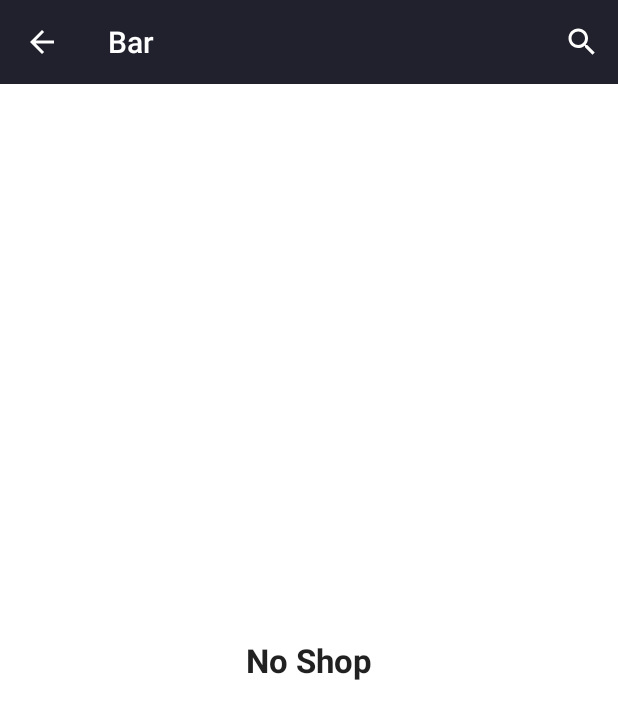
After one commit to win-than-htike/Myanmar-Night-Life, an Android app: the fragment SearchFragment placed in its activity, on a phone screen of 412 x 824 dp. The commit adds this screen. Shown: the top 719 px of the screen. Run offline under Robolectric (Android 15) with nearby library versions, the phone set to English and light mode, and no system bars; our stand-ins replace ButterKnife; libraries missing offline, so code that uses them is left out: io.realm, io.realm.exceptions; 8 statements that could not run were skipped.

Commit message:
add search function

```diff
--- a/app/src/main/java/myanmarnightlife/lower/team1/activities/ShopActivity.java
+++ b/app/src/main/java/myanmarnightlife/lower/team1/activities/ShopActivity.java
@@ -1,13 +1,19 @@
 package myanmarnightlife.lower.team1.activities;
 
+import android.app.SearchManager;
+import android.content.Context;
 import android.content.Intent;
 import android.os.Build;
+import android.support.v4.app.FragmentManager;
+import android.support.v4.view.MenuItemCompat;
 import android.support.v7.app.ActionBar;
 import android.support.v7.app.AppCompatActivity;
 import android.os.Bundle;
 import android.support.v7.widget.GridLayoutManager;
 import android.support.v7.widget.RecyclerView;
+import android.support.v7.widget.SearchView;
 import android.support.v7.widget.Toolbar;
+import android.view.Menu;
 import android.view.MenuItem;
 import android.view.View;
 import android.view.Window;
@@ -22,6 +28,7 @@ import myanmarnightlife.lower.team1.R;
 import myanmarnightlife.lower.team1.adapters.PlacesRVAdapter;
 import myanmarnightlife.lower.team1.data.Places;
 import myanmarnightlife.lower.team1.data.PlacesData;
+import myanmarnightlife.lower.team1.fragments.SearchFragment;
 import myanmarnightlife.lower.team1.fragments.ShopFragment;
 import myanmarnightlife.lower.team1.helper.PlacesRealmHelper;
 import myanmarnightlife.lower.team1.interfaces.ItemClickListener;
@@ -36,10 +43,16 @@ public class ShopActivity extends AppCompatActivity implements ItemClickListener
 
     private List<Places> mPlaces;
     private PlacesRVAdapter mAdapter;
+    String state;
 
     private static String TYPE;
 
     private static final String IE_TYPE = "TYPE";
+
+    private boolean isSearchResultFragmentLoaded = false;
+    public static FragmentManager fragmentManager;
+    private SearchView searchView;
+    private MenuItem searchViewMenuItem;
 
     public static Intent newInstance(String type) {
 
@@ -64,16 +77,23 @@ public class ShopActivity extends AppCompatActivity implements ItemClickListener
             window.setStatusBarColor(getResources().getColor(R.color.status_bar_color));
         }
 
+        if(savedInstanceState != null){
+
+        }
+
+        ShopFragment shopFragment = new ShopFragment();
+        getSupportFragmentManager().beginTransaction().replace(R.id.fl_shop, shopFragment).commit();
+
+        fragmentManager = getSupportFragmentManager();
+
         ActionBar actionBar = getSupportActionBar();
         if (actionBar != null) {
             actionBar.setDisplayShowTitleEnabled(false);
             actionBar.setDisplayHomeAsUpEnabled(true);
-            actionBar.setHomeAsUpIndicator(R.drawable.ic_keyboard_backspace_black_24dp);
+            //actionBar.setHomeAsUpIndicator(R.drawable.ic_keyboard_backspace_black_24dp);
         }
 
 
-        ShopFragment shopFragment = new ShopFragment();
-        getSupportFragmentManager().beginTransaction().replace(R.id.fl_shop, shopFragment).commit();
 
         if (getIntent().getExtras() != null) {
 
@@ -84,26 +104,32 @@ public class ShopActivity extends AppCompatActivity implements ItemClickListener
         if (TYPE.equals("Beer")) {
 
             toolbar.setTitle("Beer Shop");
+            state = "beer";
 
         } else if (TYPE.equals("Bar")) {
 
             toolbar.setTitle("Bar");
+            state = "bar";
 
         } else if (TYPE.equals("Karaoke")) {
 
             toolbar.setTitle("Karaoke");
+            state = "karaoke";
 
         }else if (TYPE.equals("Club")){
 
             toolbar.setTitle("Night Club");
+            state = "club";
 
         }else if (TYPE.equals("Restaurant")){
 
             toolbar.setTitle("Restaurant");
+            state = "restaurant";
 
         }else if (TYPE.equals("Massage")){
 
             toolbar.setTitle("Massage");
+            state = "massage";
 
         }
 
@@ -130,4 +156,71 @@ public class ShopActivity extends AppCompatActivity implements ItemClickListener
 
     }
 
+    @Override
+    public boolean onCreateOptionsMenu(Menu menu) {
+        // Inflate the menu; this adds items to the action bar if it is present.
+        getMenuInflater().inflate(R.menu.main, menu);
+
+        searchViewMenuItem = menu.findItem(R.id.action_search);
+        SearchManager searchManager = (SearchManager) getSystemService(Context.SEARCH_SERVICE);
+        searchView = (SearchView) searchViewMenuItem.getActionView();
+        searchView.setSearchableInfo(searchManager.getSearchableInfo(getComponentName()));
+        MenuItemCompat.setOnActionExpandListener(searchViewMenuItem, new SearchViewExpandListener());
+        searchView.setOnQueryTextListener(new SearchQueryListener());
+        searchView.setQueryHint("Search...");
+
+        return true;
+    }
+
+    public void setAllMenuItemVisiblity(Menu menu, MenuItem exception, boolean visibility) {
+        for (int i = 0; i < menu.size(); i++) {
+            MenuItem item = menu.getItem(i);
+            if (item != exception) {
+                item.setVisible(visibility);
+            }
+        }
+    }
+
+    private class SearchViewExpandListener implements MenuItemCompat.OnActionExpandListener {
+
+        @Override public boolean onMenuItemActionExpand(MenuItem menuItem) {
+            setAllMenuItemVisiblity(toolbar.getMenu(), menuItem, false);
+            return true;
+        }
+
+        @Override public boolean onMenuItemActionCollapse(MenuItem menuItem) {
+            setAllMenuItemVisiblity(toolbar.getMenu(), menuItem, true);
+            if (isSearchResultFragmentLoaded) {
+                fragmentManager.popBackStackImmediate();
+                isSearchResultFragmentLoaded = false;
+            }
+            return true;
+        }
+    }
+
+    @Override
+    protected void onSaveInstanceState(Bundle outState) {
+     outState.putString("S",state);
+    }
+
+    private class SearchQueryListener implements SearchView.OnQueryTextListener {
+
+        @Override public boolean onQueryTextSubmit(String s) {
+            if (isSearchResultFragmentLoaded) {
+                fragmentManager.popBackStackImmediate();
+            }
+            fragmentManager.beginTransaction()
+                    .add(R.id.fl_shop, SearchFragment.newInstance(s))
+                    .addToBackStack("result")
+                    .commit();
+            isSearchResultFragmentLoaded = true;
+            searchView.clearFocus();
+            return true;
+        }
+
+        @Override public boolean onQueryTextChange(String s) {
+            return false;
+        }
+    }
+
 }
--- a/app/src/main/java/myanmarnightlife/lower/team1/adapters/ImagePagerAdapter.java
+++ b/app/src/main/java/myanmarnightlife/lower/team1/adapters/ImagePagerAdapter.java
@@ -52,7 +52,7 @@ public class ImagePagerAdapter extends PagerAdapter {
                 .centerCrop()
                 .crossFade()
                 .placeholder(R.drawable.night)
-                .error(R.drawable.night)
+                .error(R.mipmap.ic_launcher)
                 .into(imageView);
 
         ((ViewPager) container).addView(imageView);
--- a/app/src/main/java/myanmarnightlife/lower/team1/adapters/PlacesRVAdapter.java
+++ b/app/src/main/java/myanmarnightlife/lower/team1/adapters/PlacesRVAdapter.java
@@ -148,7 +148,7 @@ public class PlacesRVAdapter extends RecyclerView.Adapter<PlacesRVAdapter.Plcace
                     .load(places.getShopImage())
                     .centerCrop()
                     .crossFade()
-                    .error(R.drawable.night)
+                    .error(R.mipmap.ic_launcher)
                     .placeholder(R.drawable.night)
                     .into((imgShop));
         }
--- a/app/src/main/java/myanmarnightlife/lower/team1/fragments/FavouriteFragment.java
+++ b/app/src/main/java/myanmarnightlife/lower/team1/fragments/FavouriteFragment.java
@@ -4,6 +4,7 @@ package myanmarnightlife.lower.team1.fragments;
 import android.content.Context;
 import android.graphics.drawable.ColorDrawable;
 import android.os.Bundle;
+import android.support.annotation.Nullable;
 import android.support.v4.app.Fragment;
 import android.support.v7.widget.GridLayoutManager;
 import android.support.v7.widget.RecyclerView;
@@ -32,6 +33,8 @@ public class FavouriteFragment extends Fragment {
     RecyclerView rvFavourite;
 
     private List<Places> mPlaces;
+
+    String state;
 
     private ItemClickListener itemClickListener;
 
--- /dev/null
+++ b/app/src/main/java/myanmarnightlife/lower/team1/fragments/SearchFragment.java
@@ -0,0 +1,106 @@
+package myanmarnightlife.lower.team1.fragments;
+
+
+import android.content.Context;
+import android.os.Bundle;
+import android.support.v4.app.Fragment;
+import android.support.v7.widget.GridLayoutManager;
+import android.support.v7.widget.RecyclerView;
+import android.view.LayoutInflater;
+import android.view.View;
+import android.view.ViewGroup;
+import android.widget.TextView;
+
+import java.util.List;
+
+import butterknife.BindView;
+import butterknife.ButterKnife;
+import myanmarnightlife.lower.team1.MyanmarNightLifeApp;
+import myanmarnightlife.lower.team1.R;
+import myanmarnightlife.lower.team1.adapters.PlacesRVAdapter;
+import myanmarnightlife.lower.team1.data.Places;
+import myanmarnightlife.lower.team1.data.PlacesData;
+import myanmarnightlife.lower.team1.helper.PlacesRealmHelper;
+import myanmarnightlife.lower.team1.interfaces.ItemClickListener;
+
+/**
+ * A simple {@link Fragment} subclass.
+ */
+public class SearchFragment extends Fragment {
+
+    private static String ARG_QUERY = "ARG_QUERY";
+
+    public SearchFragment() {
+        // Required empty public constructor
+    }
+
+    @BindView(R.id.rv_serach)
+    RecyclerView rvBeerShop;
+
+    @BindView(R.id.tv_empty)
+    TextView tvEmpty;
+
+    private static String TYPE;
+    private String query;
+    private List<Places> mPlaces;
+    private PlacesRVAdapter mAdapter;
+    private ItemClickListener itemClickListener;
+
+    private static final String IE_TYPE = "TYPE";
+
+    @Override
+    public void onAttach(Context context) {
+        super.onAttach(context);
+        itemClickListener = (ItemClickListener) context;
+    }
+
+    public static SearchFragment newInstance(String query){
+        SearchFragment fragment = new SearchFragment();
+        Bundle args = new Bundle();
+        args.putString(ARG_QUERY,query);
+        fragment.setArguments(args);
+        return fragment;
+    }
+
+    @Override
+    public View onCreateView(LayoutInflater inflater, ViewGroup container,
+                             Bundle savedInstanceState) {
+        // Inflate the layout for this fragment
+        View view = inflater.inflate(R.layout.fragment_search, container, false);
+        ButterKnife.bind(this,view);
+
+        if (this.getActivity().getIntent().getExtras() != null){
+
+            TYPE = this.getActivity().getIntent().getStringExtra(IE_TYPE);
+
+        }
+
+        query = getArguments().getString(ARG_QUERY);
+
+        rvBeerShop.setHasFixedSize(true);
+
+        int gridColumn = getResources().getInteger(R.integer.list_grid);
+        rvBeerShop.setLayoutManager(new GridLayoutManager(MyanmarNightLifeApp.getContext(),gridColumn));
+
+        PlacesRealmHelper helper = PlacesRealmHelper.getInstance();
+
+        mPlaces = helper.queryedShops(query,TYPE);
+
+        if (mPlaces.size() <= 0){
+            mPlaces = helper.queryedShops(query,TYPE);
+        }
+
+        if (mPlaces.isEmpty()){
+            tvEmpty.setVisibility(View.VISIBLE);
+        }else {
+            tvEmpty.setVisibility(View.GONE);
+        }
+
+        mAdapter = new PlacesRVAdapter(mPlaces, itemClickListener);
+        rvBeerShop.setAdapter(mAdapter);
+
+        return view;
+
+    }
+
+}
--- a/app/src/main/java/myanmarnightlife/lower/team1/helper/PlacesRealmHelper.java
+++ b/app/src/main/java/myanmarnightlife/lower/team1/helper/PlacesRealmHelper.java
@@ -4,6 +4,7 @@ package myanmarnightlife.lower.team1.helper;
 import java.util.ArrayList;
 import java.util.List;
 
+import io.realm.Case;
 import io.realm.Realm;
 import io.realm.RealmResults;
 import io.realm.Sort;
@@ -91,14 +92,20 @@ public class PlacesRealmHelper {
 
     }
 
-    public List<Places> queryedBooks(String placeType) {
+    public List<Places> queryedShops(String placeQuery,String type) {
 
         List<Places> placesList = new ArrayList<>();
+
+        String upperString = placeQuery.substring(0,1).toUpperCase() + placeQuery.substring(1);
 
         try {
 
             RealmResults<Places> results = mRealm.where(Places.class)
-                    .contains("placeType", placeType)
+                    .equalTo("shopType",type)
+                    .contains("shopCity",upperString,Case.INSENSITIVE)
+                    .or()
+                    .equalTo("shopType",type)
+                    .contains("shopName",upperString, Case.INSENSITIVE)
                     .findAll();
 
             placesList = results;
--- a/app/src/main/java/myanmarnightlife/lower/team1/utils/MMFontUtils.java
+++ b/app/src/main/java/myanmarnightlife/lower/team1/utils/MMFontUtils.java
@@ -19,7 +19,7 @@ public class MMFontUtils {
     private static Typeface mmTypeFace;
     static {
         Context context = MyanmarNightLifeApp.getContext();
-        mmTypeFace = Typeface.createFromAsset(context.getAssets(), "fonts/zawgyi.ttf");
+        mmTypeFace = Typeface.createFromAsset(context.getAssets(), "zawgyi.ttf");
     }
 
     public static void setMMFont(TextView view) {
--- a/app/src/main/res/layout-sw600dp/activity_main.xml
+++ b/app/src/main/res/layout-sw600dp/activity_main.xml
@@ -1,5 +1,6 @@
 <?xml version="1.0" encoding="utf-8"?>
 <android.support.v4.widget.DrawerLayout xmlns:android="http://schemas.android.com/apk/res/android"
+    xmlns:local="http://schemas.android.com/apk/res-auto"
     xmlns:app="http://schemas.android.com/apk/res-auto"
     xmlns:tools="http://schemas.android.com/tools"
     android:id="@+id/drawer_layout"
@@ -33,6 +34,8 @@
                 android:layout_height="?attr/actionBarSize"
                 android:background="@android:color/transparent"
                 app:layout_collapseMode="pin"
+                local:theme="@style/ThemeOverlay.AppCompat.Dark.ActionBar"
+                local:popupTheme="@style/ThemeOverlay.AppCompat.Light"
                 app:titleTextColor="@android:color/white" />
 
         </FrameLayout>
--- a/app/src/main/res/layout/activity_beer_shop.xml
+++ b/app/src/main/res/layout/activity_beer_shop.xml
@@ -1,5 +1,6 @@
 <?xml version="1.0" encoding="utf-8"?>
 <LinearLayout xmlns:android="http://schemas.android.com/apk/res/android"
+    xmlns:local="http://schemas.android.com/apk/res-auto"
     xmlns:tools="http://schemas.android.com/tools"
     android:layout_width="match_parent"
     android:layout_height="match_parent"
@@ -12,7 +13,8 @@
         android:layout_width="match_parent"
         android:layout_height="?attr/actionBarSize"
         android:background="@color/colorPrimary"
-        app:titleTextColor="@android:color/white"/>
+        local:theme="@style/ThemeOverlay.AppCompat.Dark.ActionBar"
+        local:popupTheme="@style/ThemeOverlay.AppCompat.Light"/>
 
     <FrameLayout
         android:id="@+id/fl_shop"
--- /dev/null
+++ b/app/src/main/res/layout/fragment_search.xml
@@ -0,0 +1,22 @@
+<RelativeLayout xmlns:android="http://schemas.android.com/apk/res/android"
+    xmlns:app="http://schemas.android.com/apk/res-auto"
+    android:layout_width="match_parent"
+    app:layout_behavior="@string/appbar_scrolling_view_behavior"
+    android:background="@android:color/white"
+    android:layout_height="match_parent">
+
+    <android.support.v7.widget.RecyclerView
+        android:id="@+id/rv_serach"
+        android:layout_width="match_parent"
+        android:layout_height="match_parent"/>
+
+    <TextView
+        android:id="@+id/tv_empty"
+        android:layout_width="wrap_content"
+        android:layout_height="wrap_content"
+        android:layout_centerInParent="true"
+        android:textStyle="bold"
+        android:textAppearance="?android:attr/textAppearanceLarge"
+        android:text="No Shop"/>
+
+</RelativeLayout>
--- a/app/src/main/res/menu/main.xml
+++ b/app/src/main/res/menu/main.xml
@@ -13,4 +13,6 @@
         android:title="Search"
         app:actionViewClass="android.support.v7.widget.SearchView"
         app:showAsAction="ifRoom|collapseActionView" />
+
+
 </menu>
```
Also changed, not shown: app/src/main/java/myanmarnightlife/lower/team1/activities/DetailPagerActivity.java (+3 -14 lines), app/src/main/java/myanmarnightlife/lower/team1/activities/MainActivity.java (+35 -6 lines), app/src/main/java/myanmarnightlife/lower/team1/fragments/SuggestFragment.java (added, +30 -0 lines), app/src/main/res/layout/content_detail.xml (+24 -17 lines), app/src/main/res/layout/fragment_suggest.xml (added, +13 -0 lines).
